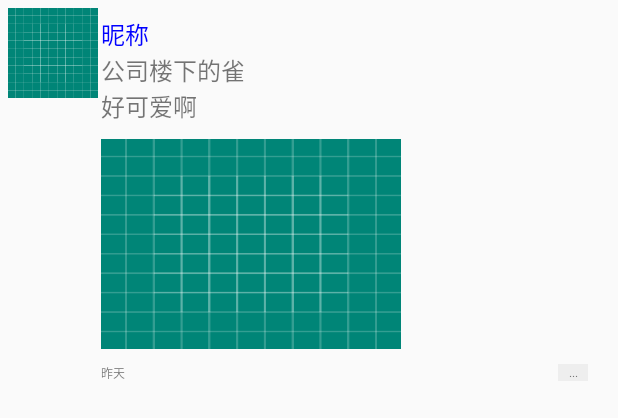
After one commit to TeekTon/homework, an Android app: the layout item_moments_tweet.xml on its own in the app's theme, with its tools: preview values and no code run, on a phone screen of 412 x 824 dp. The commit adds this screen. Shown: the top 418 px of the screen. Run offline under Robolectric (Android 15) with nearby library versions, the phone set to English and light mode, and no system bars; network calls fail.

Commit message:
联调推文列表接口&增加推文列表基本布局

```diff
--- a/wechat/app/src/main/java/cn/teek/wechat/module/moments/MomentsContact.java
+++ b/wechat/app/src/main/java/cn/teek/wechat/module/moments/MomentsContact.java
@@ -1,7 +1,10 @@
 package cn.teek.wechat.module.moments;
+
+import java.util.List;
 
 import cn.teek.wechat.base.mvp.BasePresenter;
 import cn.teek.wechat.base.mvp.BaseView;
+import cn.teek.wechat.model.TweetBean;
 import cn.teek.wechat.model.UserInfoBean;
 
 public interface MomentsContact {
@@ -13,7 +16,7 @@ public interface MomentsContact {
     interface View extends BaseView {
         void updateUserInfo(UserInfoBean userInfoBean);
 
-        void updateTweeList();
+        void updateTweeList(List<TweetBean> tweetBeans);
     }
 
 }
--- a/wechat/app/src/main/java/cn/teek/wechat/network/BaseSingleObserver.java
+++ b/wechat/app/src/main/java/cn/teek/wechat/network/BaseSingleObserver.java
@@ -23,7 +23,7 @@ public abstract class BaseSingleObserver<T> implements SingleObserver<T> {
 
     @Override
     public void onSuccess(T t) {
-        LogUtils.d(TAG, t.toString());
+        LogUtils.d(TAG, t== null ? "no data！！！" :t.toString());
         handleSuccess(t);
     }
 
--- /dev/null
+++ b/wechat/app/src/main/res/layout/item_moments_tweet.xml
@@ -0,0 +1,74 @@
+<?xml version="1.0" encoding="utf-8"?>
+<androidx.constraintlayout.widget.ConstraintLayout xmlns:android="http://schemas.android.com/apk/res/android"
+    xmlns:app="http://schemas.android.com/apk/res-auto"
+    xmlns:tools="http://schemas.android.com/tools"
+    android:layout_width="match_parent"
+    android:layout_height="wrap_content"
+    android:paddingLeft="@dimen/d5"
+    android:paddingTop="@dimen/d5"
+    android:paddingRight="@dimen/d20"
+    android:paddingBottom="@dimen/d10">
+
+    <ImageView
+        android:id="@+id/iv_avatar"
+        android:layout_width="@dimen/d60"
+        android:layout_height="@dimen/d60"
+        app:layout_constraintLeft_toLeftOf="parent"
+        app:layout_constraintTop_toTopOf="parent"
+        tools:src="@drawable/ic_launcher_background" />
+
+    <ImageView
+        android:id="@+id/iv_pics"
+        android:layout_width="200dp"
+        android:layout_height="140dp"
+        android:layout_marginTop="@dimen/d10"
+        android:layout_marginBottom="@dimen/d5"
+        android:background="@drawable/ic_launcher_background"
+        app:layout_constraintLeft_toLeftOf="@id/tv_nick"
+        app:layout_constraintTop_toBottomOf="@id/tv_content" />
+
+    <TextView
+        android:id="@+id/tv_content"
+        android:layout_width="0dp"
+        android:layout_height="wrap_content"
+        android:textSize="@dimen/s16"
+        app:layout_constraintLeft_toLeftOf="@id/tv_nick"
+        app:layout_constraintRight_toRightOf="parent"
+        app:layout_constraintTop_toBottomOf="@id/tv_nick"
+        tools:text="公司楼下的雀\n好可爱啊" />
+
+    <TextView
+        android:id="@+id/tv_nick"
+        android:layout_width="0dp"
+        android:layout_height="wrap_content"
+        android:layout_marginLeft="@dimen/d2"
+        android:layout_marginTop="@dimen/d5"
+        android:ellipsize="end"
+        android:lines="1"
+        android:textColor="@color/c_0000ff"
+        android:textSize="@dimen/s16"
+        app:layout_constraintLeft_toRightOf="@id/iv_avatar"
+        app:layout_constraintRight_toRightOf="parent"
+        app:layout_constraintTop_toTopOf="parent"
+        tools:text="昵称" />
+
+    <TextView
+        android:layout_width="wrap_content"
+        android:layout_height="wrap_content"
+        android:layout_marginTop="@dimen/d10"
+        android:text="@string/tweet_time"
+        android:textSize="@dimen/s8"
+        app:layout_constraintLeft_toLeftOf="@id/tv_nick"
+        app:layout_constraintTop_toBottomOf="@id/iv_pics" />
+
+    <TextView
+        android:layout_width="@dimen/d20"
+        android:layout_height="wrap_content"
+        android:layout_marginTop="@dimen/d10"
+        android:background="@color/c_eeeeee"
+        android:gravity="center"
+        android:text="..."
+        android:textSize="@dimen/s8"
+        app:layout_constraintRight_toRightOf="parent"
+        app:layout_constraintTop_toBottomOf="@id/iv_pics" />
+</androidx.constraintlayout.widget.ConstraintLayout>
--- a/wechat/app/src/main/res/values/colors.xml
+++ b/wechat/app/src/main/res/values/colors.xml
@@ -4,4 +4,6 @@
     <color name="colorPrimaryDark">#00574B</color>
     <color name="colorAccent">#D81B60</color>
     <color name="c_ffffff">#ffffff</color>
+    <color name="c_0000ff">#0000ff</color>
+    <color name="c_eeeeee">#eeeeee</color>
 </resources>
--- a/wechat/app/src/main/res/values/dimens.xml
+++ b/wechat/app/src/main/res/values/dimens.xml
@@ -1,7 +1,17 @@
 <?xml version="1.0" encoding="utf-8"?>
 <resources>
+    <!--宽高尺寸-->
     <dimen name="d320">320dp</dimen>
     <dimen name="d20">20dp</dimen>
     <dimen name="d100">100dp</dimen>
+    <dimen name="d60">60dp</dimen>
+    <dimen name="d5">5dp</dimen>
+    <dimen name="d10">10dp</dimen>
+    <dimen name="s24">24sp</dimen>
+    <dimen name="d2">2dp</dimen>
+    <dimen name="d15">15dp</dimen>
+
+    <!--字体大小-->
+    <dimen name="s8">8sp</dimen>
     <dimen name="s16">16sp</dimen>
 </resources>
--- a/wechat/app/src/main/res/values/strings.xml
+++ b/wechat/app/src/main/res/values/strings.xml
@@ -1,4 +1,5 @@
 <resources>
-    <string name="app_name">My Application</string>
+    <string name="app_name">WeChat</string>
     <string name="network_error">网络异常</string>
+    <string name="tweet_time">昨天</string>
 </resources>
```
Also changed, not shown: wechat/app/src/main/java/cn/teek/wechat/module/moments/MomentsFragment.java (+17 -2 lines), wechat/app/src/main/java/cn/teek/wechat/module/moments/MomentsPresenter.java (+18 -0 lines), wechat/app/src/main/java/cn/teek/wechat/module/moments/adapter/TweetsAdapter.java (added, +69 -0 lines), wechat/base/src/main/java/cn/teek/base/utils/CommonUtils.java (added, +19 -0 lines).
